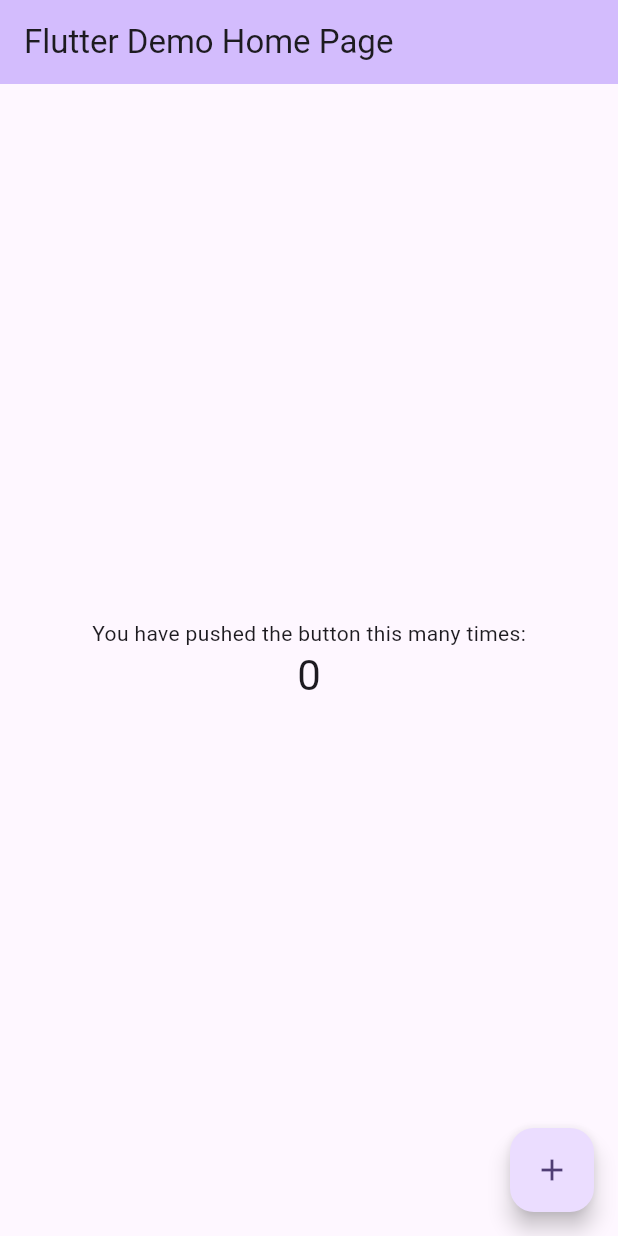
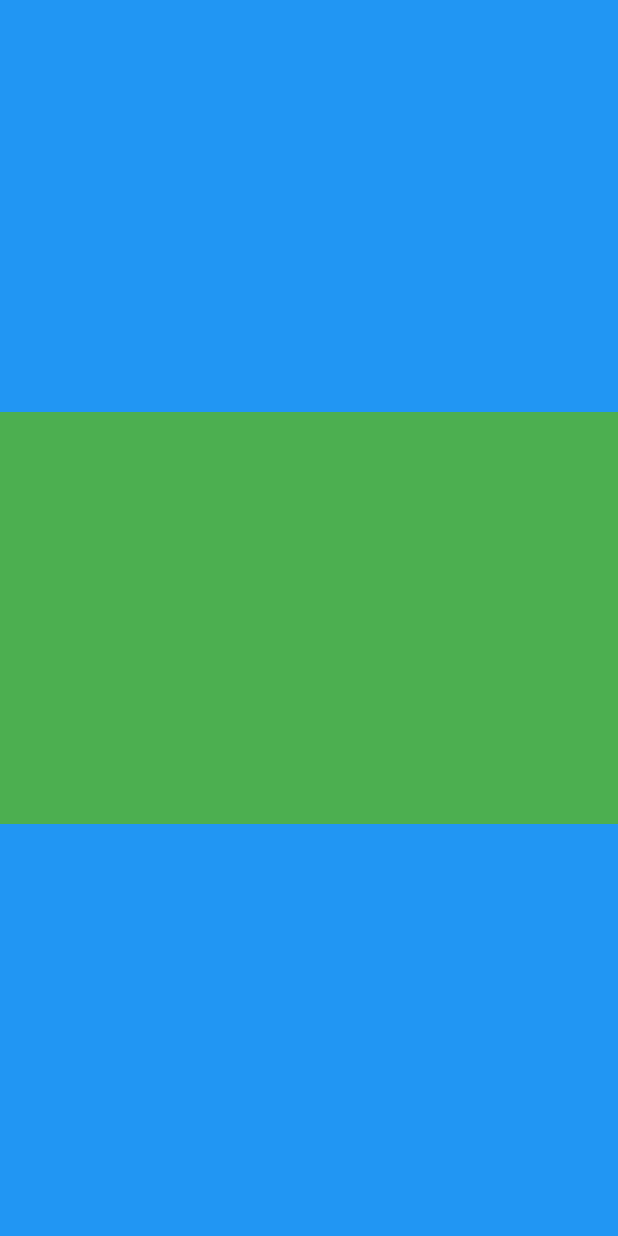
Before and after one commit to avikumar11haz/Snake_game, a Flutter app: the screen it shows after launch, on a phone screen of 412 x 824 dp. Run offline on Flutter 3.47's test engine with Material 2 defaults, Android fonts, the light colour scheme and no system bars.

Commit message:
add home page dart file

```diff
--- /dev/null
+++ b/lib/home_page.dart
@@ -0,0 +1,35 @@
+import 'package:flutter/material.dart';
+
+class HomePage extends StatefulWidget {
+  const HomePage({Key? key}) : super(key: key);
+
+  @override
+  State<HomePage> createState() => _HomePageState();
+}
+
+class _HomePageState extends State<HomePage> {
+  @override
+  Widget build(BuildContext context) {
+    return Scaffold(
+      body: Column(
+        children: [
+          //high scores
+          Expanded(
+              child: Container(
+            color: Colors.blue,
+          )),
+          // game grid
+          Expanded(
+              child: Container(
+            color: Colors.green,
+          )),
+          // play button
+          Expanded(
+              child: Container(
+            color: Colors.blue,
+          )),
+        ],
+      ),
+    );
+  }
+}
--- a/lib/main.dart
+++ b/lib/main.dart
@@ -1,4 +1,5 @@
 import 'package:flutter/material.dart';
+import 'package:snake_game/home_page.dart';
 
 void main() {
   runApp(const MyApp());
@@ -7,119 +8,11 @@ void main() {
 class MyApp extends StatelessWidget {
   const MyApp({super.key});
 
-  // This widget is the root of your application.
   @override
   Widget build(BuildContext context) {
-    return MaterialApp(
-      title: 'Flutter Demo',
-      theme: ThemeData(
-        // This is the theme of your application.
-        //
-        // TRY THIS: Try running your application with "flutter run". You'll see
-        // the application has a blue toolbar. Then, without quitting the app,
-        // try changing the seedColor in the colorScheme below to Colors.green
-        // and then invoke "hot reload" (save your changes or press the "hot
-        // reload" button in a Flutter-supported IDE, or press "r" if you used
-        // the command line to start the app).
-        //
-        // Notice that the counter didn't reset back to zero; the application
-        // state is not lost during the reload. To reset the state, use hot
-        // restart instead.
-        //
-        // This works for code too, not just values: Most code changes can be
-        // tested with just a hot reload.
-        colorScheme: ColorScheme.fromSeed(seedColor: Colors.deepPurple),
-        useMaterial3: true,
-      ),
-      home: const MyHomePage(title: 'Flutter Demo Home Page'),
+    return const MaterialApp(
+      debugShowCheckedModeBanner: false,
+      home: HomePage(),
     );
   }
 }
-
-class MyHomePage extends StatefulWidget {
-  const MyHomePage({super.key, required this.title});
-
-  // This widget is the home page of your application. It is stateful, meaning
-  // that it has a State object (defined below) that contains fields that affect
-  // how it looks.
-
-  // This class is the configuration for the state. It holds the values (in this
-  // case the title) provided by the parent (in this case the App widget) and
-  // used by the build method of the State. Fields in a Widget subclass are
-  // always marked "final".
-
-  final String title;
-
-  @override
-  State<MyHomePage> createState() => _MyHomePageState();
-}
-
-class _MyHomePageState extends State<MyHomePage> {
-  int _counter = 0;
-
-  void _incrementCounter() {
-    setState(() {
-      // This call to setState tells the Flutter framework that something has
-      // changed in this State, which causes it to rerun the build method below
-      // so that the display can reflect the updated values. If we changed
-      // _counter without calling setState(), then the build method would not be
-      // called again, and so nothing would appear to happen.
-      _counter++;
-    });
-  }
-
-  @override
-  Widget build(BuildContext context) {
-    // This method is rerun every time setState is called, for instance as done
-    // by the _incrementCounter method above.
-    //
-    // The Flutter framework has been optimized to make rerunning build methods
-    // fast, so that you can just rebuild anything that needs updating rather
-    // than having to individually change instances of widgets.
-    return Scaffold(
-      appBar: AppBar(
-        // TRY THIS: Try changing the color here to a specific color (to
-        // Colors.amber, perhaps?) and trigger a hot reload to see the AppBar
-        // change color while the other colors stay the same.
-        backgroundColor: Theme.of(context).colorScheme.inversePrimary,
-        // Here we take the value from the MyHomePage object that was created by
-        // the App.build method, and use it to set our appbar title.
-        title: Text(widget.title),
-      ),
-      body: Center(
-        // Center is a layout widget. It takes a single child and positions it
-        // in the middle of the parent.
-        child: Column(
-          // Column is also a layout widget. It takes a list of children and
-          // arranges them vertically. By default, it sizes itself to fit its
-          // children horizontally, and tries to be as tall as its parent.
-          //
-          // Column has various properties to control how it sizes itself and
-          // how it positions its children. Here we use mainAxisAlignment to
-          // center the children vertically; the main axis here is the vertical
-          // axis because Columns are vertical (the cross axis would be
-          // horizontal).
-          //
-          // TRY THIS: Invoke "debug painting" (choose the "Toggle Debug Paint"
-          // action in the IDE, or press "p" in the console), to see the
-          // wireframe for each widget.
-          mainAxisAlignment: MainAxisAlignment.center,
-          children: <Widget>[
-            const Text(
-              'You have pushed the button this many times:',
-            ),
-            Text(
-              '$_counter',
-              style: Theme.of(context).textTheme.headlineMedium,
-            ),
-          ],
-        ),
-      ),
-      floatingActionButton: FloatingActionButton(
-        onPressed: _incrementCounter,
-        tooltip: 'Increment',
-        child: const Icon(Icons.add),
-      ), // This trailing comma makes auto-formatting nicer for build methods.
-    );
-  }
-}
```
